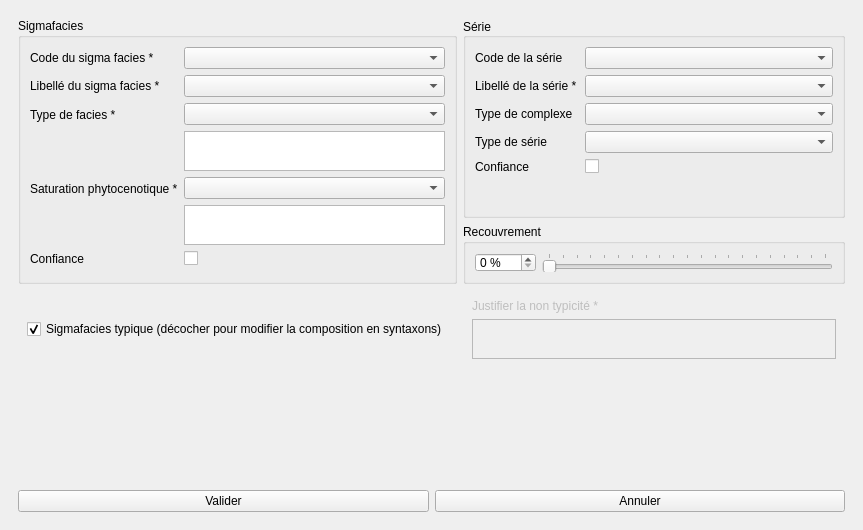
Old version of the form ui/form_sigmaf_cat.ui in the repository IGNF/saisie_carhab.
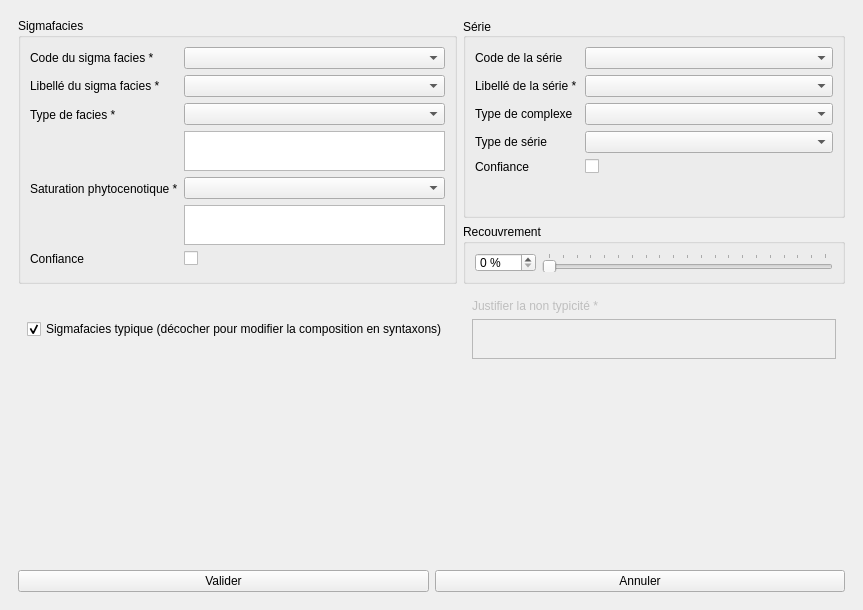
New version of the form.

The edit to the form file:
```diff
--- a/ui/form_sigmaf_cat.ui
+++ b/ui/form_sigmaf_cat.ui
@@ -7,7 +7,7 @@
     <x>0</x>
     <y>0</y>
     <width>863</width>
-    <height>530</height>
+    <height>610</height>
    </rect>
   </property>
   <property name="windowTitle">
@@ -29,7 +29,7 @@
          <x>0</x>
          <y>0</y>
          <width>845</width>
-         <height>443</height>
+         <height>523</height>
         </rect>
        </property>
        <layout class="QGridLayout" name="gridLayout">
```
